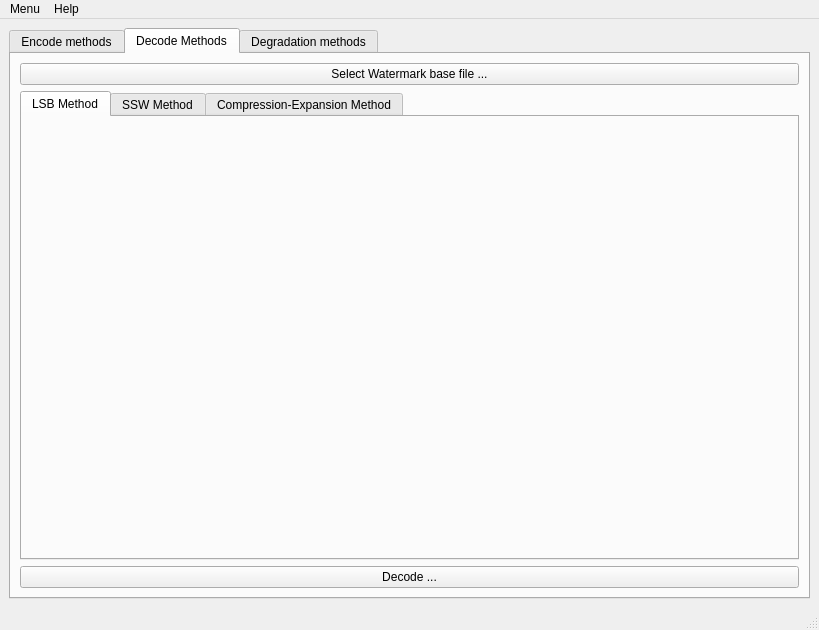
First picture: the form in src/GUI/InterfaceWatermarking/mainwindow.ui, repository jcelerier/watermarking, before the edit.
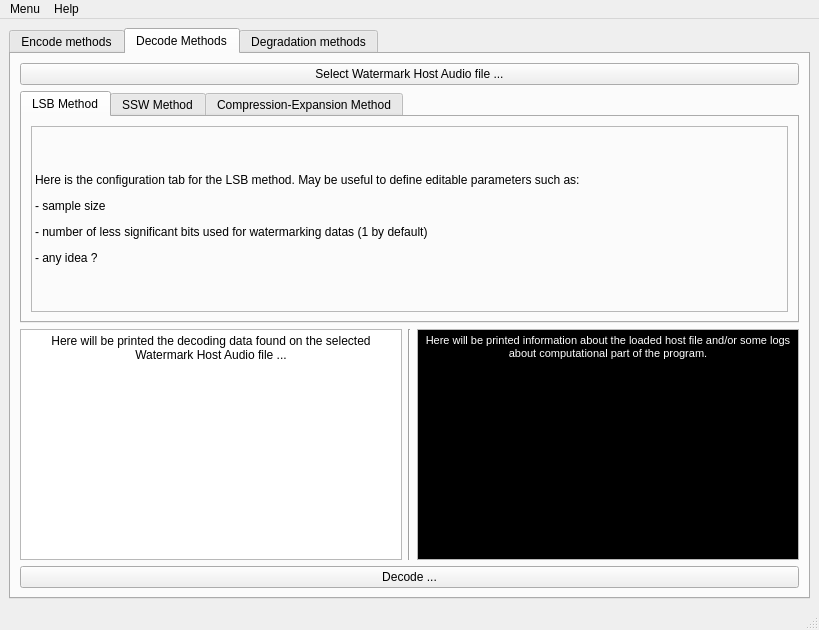
Second picture: the form after the edit. The open tabs and pages were chosen to show the change. Icons and pictures are not drawn.

The edit to the form file:
```diff
--- a/src/GUI/InterfaceWatermarking/mainwindow.ui
+++ b/src/GUI/InterfaceWatermarking/mainwindow.ui
@@ -555,8 +555,146 @@
        <layout class="QGridLayout" name="gridLayout_4">
         <item row="0" column="0">
          <layout class="QGridLayout" name="gridLayout_3">
-          <item row="1" column="0">
-           <widget class="QTabWidget" name="selectingMethodTab_2">
+          <item row="3" column="2">
+           <widget class="QTextEdit" name="informationHostWatermark2">
+            <property name="palette">
+             <palette>
+              <active>
+               <colorrole role="Text">
+                <brush brushstyle="SolidPattern">
+                 <color alpha="255">
+                  <red>255</red>
+                  <green>255</green>
+                  <blue>255</blue>
+                 </color>
+                </brush>
+               </colorrole>
+               <colorrole role="Base">
+                <brush brushstyle="SolidPattern">
+                 <color alpha="255">
+                  <red>0</red>
+                  <green>0</green>
+                  <blue>0</blue>
+                 </color>
+                </brush>
+               </colorrole>
+              </active>
+              <inactive>
+               <colorrole role="Text">
+                <brush brushstyle="SolidPattern">
+                 <color alpha="255">
+                  <red>255</red>
+                  <green>255</green>
+                  <blue>255</blue>
+                 </color>
+                </brush>
+               </colorrole>
+               <colorrole role="Base">
+                <brush brushstyle="SolidPattern">
+                 <color alpha="255">
+                  <red>0</red>
+                  <green>0</green>
+                  <blue>0</blue>
+                 </color>
+                </brush>
+               </colorrole>
+              </inactive>
+              <disabled>
+               <colorrole role="Text">
+                <brush brushstyle="SolidPattern">
+                 <color alpha="255">
+                  <red>190</red>
+                  <green>190</green>
+                  <blue>190</blue>
+                 </color>
+                </brush>
+               </colorrole>
+               <colorrole role="Base">
+                <brush brushstyle="SolidPattern">
+                 <color alpha="255">
+                  <red>239</red>
+                  <green>235</green>
+                  <blue>231</blue>
+                 </color>
+                </brush>
+               </colorrole>
+              </disabled>
+             </palette>
+            </property>
+            <property name="readOnly">
+             <bool>true</bool>
+            </property>
+            <property name="html">
+             <string>&lt;!DOCTYPE HTML PUBLIC &quot;-//W3C//DTD HTML 4.0//EN&quot; &quot;http://www.w3.org/TR/REC-html40/strict.dtd&quot;&gt;
+&lt;html&gt;&lt;head&gt;&lt;meta name=&quot;qrichtext&quot; content=&quot;1&quot; /&gt;&lt;style type=&quot;text/css&quot;&gt;
+p, li { white-space: pre-wrap; }
+&lt;/style&gt;&lt;/head&gt;&lt;body style=&quot; font-family:'Sans Serif'; font-size:9pt; font-weight:400; font-style:normal;&quot;&gt;
+&lt;p align=&quot;center&quot; style=&quot; margin-top:0px; margin-bottom:0px; margin-left:0px; margin-right:0px; -qt-block-indent:0; text-indent:0px;&quot;&gt;&lt;span style=&quot; font-family:'MS Shell Dlg 2'; font-size:8pt; color:#ffffff;&quot;&gt;Here will be printed information about the loaded host file and/or some logs about computational part of the program.&lt;/span&gt;&lt;/p&gt;&lt;/body&gt;&lt;/html&gt;</string>
+            </property>
+           </widget>
+          </item>
+          <item row="0" column="0" colspan="3">
+           <widget class="QPushButton" name="watermarkedSelectionButton">
+            <property name="cursor">
+             <cursorShape>PointingHandCursor</cursorShape>
+            </property>
+            <property name="text">
+             <string>Select Watermark Host Audio file ...</string>
+            </property>
+            <property name="icon">
+             <iconset resource="icons/qstyle.qrc">
+              <normaloff>:/trolltech/styles/commonstyle/images/standardbutton-open-32.png</normaloff>:/trolltech/styles/commonstyle/images/standardbutton-open-32.png</iconset>
+            </property>
+            <property name="iconSize">
+             <size>
+              <width>32</width>
+              <height>32</height>
+             </size>
+            </property>
+           </widget>
+          </item>
+          <item row="4" column="0" colspan="3">
+           <widget class="QPushButton" name="decodeButton">
+            <property name="cursor">
+             <cursorShape>PointingHandCursor</cursorShape>
+            </property>
+            <property name="text">
+             <string>Decode ...</string>
+            </property>
+            <property name="icon">
+             <iconset resource="icons/qstyle.qrc">
+              <normaloff>:/trolltech/styles/commonstyle/images/filecontents-32.png</normaloff>:/trolltech/styles/commonstyle/images/filecontents-32.png</iconset>
+            </property>
+            <property name="iconSize">
+             <size>
+              <width>32</width>
+              <height>32</height>
+             </size>
+            </property>
+           </widget>
+          </item>
+          <item row="3" column="0">
+           <widget class="QTextEdit" name="getDecodedDataTextEdit">
+            <property name="sizePolicy">
+             <sizepolicy hsizetype="Expanding" vsizetype="Expanding">
+              <horstretch>0</horstretch>
+              <verstretch>0</verstretch>
+             </sizepolicy>
+            </property>
+            <property name="readOnly">
+             <bool>true</bool>
+            </property>
+            <property name="html">
+             <string>&lt;!DOCTYPE HTML PUBLIC &quot;-//W3C//DTD HTML 4.0//EN&quot; &quot;http://www.w3.org/TR/REC-html40/strict.dtd&quot;&gt;
+&lt;html&gt;&lt;head&gt;&lt;meta name=&quot;qrichtext&quot; content=&quot;1&quot; /&gt;&lt;style type=&quot;text/css&quot;&gt;
+p, li { white-space: pre-wrap; }
+&lt;/style&gt;&lt;/head&gt;&lt;body style=&quot; font-family:'Sans Serif'; font-size:9pt; font-weight:400; font-style:normal;&quot;&gt;
+&lt;p align=&quot;center&quot; style=&quot; margin-top:0px; margin-bottom:0px; margin-left:0px; margin-right:0px; -qt-block-indent:0; text-indent:0px;&quot;&gt;Here will be printed the decoding data found on the selected Watermark Host Audio file ...&lt;/p&gt;&lt;/body&gt;&lt;/html&gt;</string>
+            </property>
+           </widget>
+          </item>
+          <item row="1" column="0" colspan="3">
+           <widget class="QTabWidget" name="selectingDecodingMethodTab">
             <property name="currentIndex">
              <number>0</number>
             </property>
@@ -564,6 +702,18 @@
              <attribute name="title">
               <string>LSB Method</string>
              </attribute>
+             <layout class="QGridLayout" name="gridLayout_11">
+              <item row="0" column="0">
+               <widget class="QLabel" name="label_13">
+                <property name="frameShape">
+                 <enum>QFrame::StyledPanel</enum>
+                </property>
+                <property name="text">
+                 <string>&lt;html&gt;&lt;head/&gt;&lt;body&gt;&lt;p&gt;Here is the configuration tab for the LSB method. May be useful to define editable parameters such as:&lt;/p&gt;&lt;p&gt;- sample size&lt;/p&gt;&lt;p&gt;- number of less significant bits used for watermarking datas (1 by default)&lt;/p&gt;&lt;p&gt;- any idea ?&lt;/p&gt;&lt;/body&gt;&lt;/html&gt;</string>
+                </property>
+               </widget>
+              </item>
+             </layout>
             </widget>
             <widget class="QWidget" name="tab_8">
              <attribute name="title">
@@ -577,43 +727,10 @@
             </widget>
            </widget>
           </item>
-          <item row="0" column="0">
-           <widget class="QPushButton" name="watermarkSelectionButton_2">
-            <property name="cursor">
-             <cursorShape>PointingHandCursor</cursorShape>
-            </property>
-            <property name="text">
-             <string>Select Watermark base file ...</string>
-            </property>
-            <property name="icon">
-             <iconset resource="icons/qstyle.qrc">
-              <normaloff>:/trolltech/styles/commonstyle/images/standardbutton-open-32.png</normaloff>:/trolltech/styles/commonstyle/images/standardbutton-open-32.png</iconset>
-            </property>
-            <property name="iconSize">
-             <size>
-              <width>32</width>
-              <height>32</height>
-             </size>
-            </property>
-           </widget>
-          </item>
-          <item row="2" column="0">
-           <widget class="QPushButton" name="decodeButton">
-            <property name="cursor">
-             <cursorShape>PointingHandCursor</cursorShape>
-            </property>
-            <property name="text">
-             <string>Decode ...</string>
-            </property>
-            <property name="icon">
-             <iconset resource="icons/qstyle.qrc">
-              <normaloff>:/trolltech/styles/commonstyle/images/filecontents-32.png</normaloff>:/trolltech/styles/commonstyle/images/filecontents-32.png</iconset>
-            </property>
-            <property name="iconSize">
-             <size>
-              <width>32</width>
-              <height>32</height>
-             </size>
+          <item row="3" column="1">
+           <widget class="Line" name="line_3">
+            <property name="orientation">
+             <enum>Qt::Vertical</enum>
             </property>
            </widget>
           </item>
```
Left out of the diff: 24 changed lines with no effect on the pictures.
